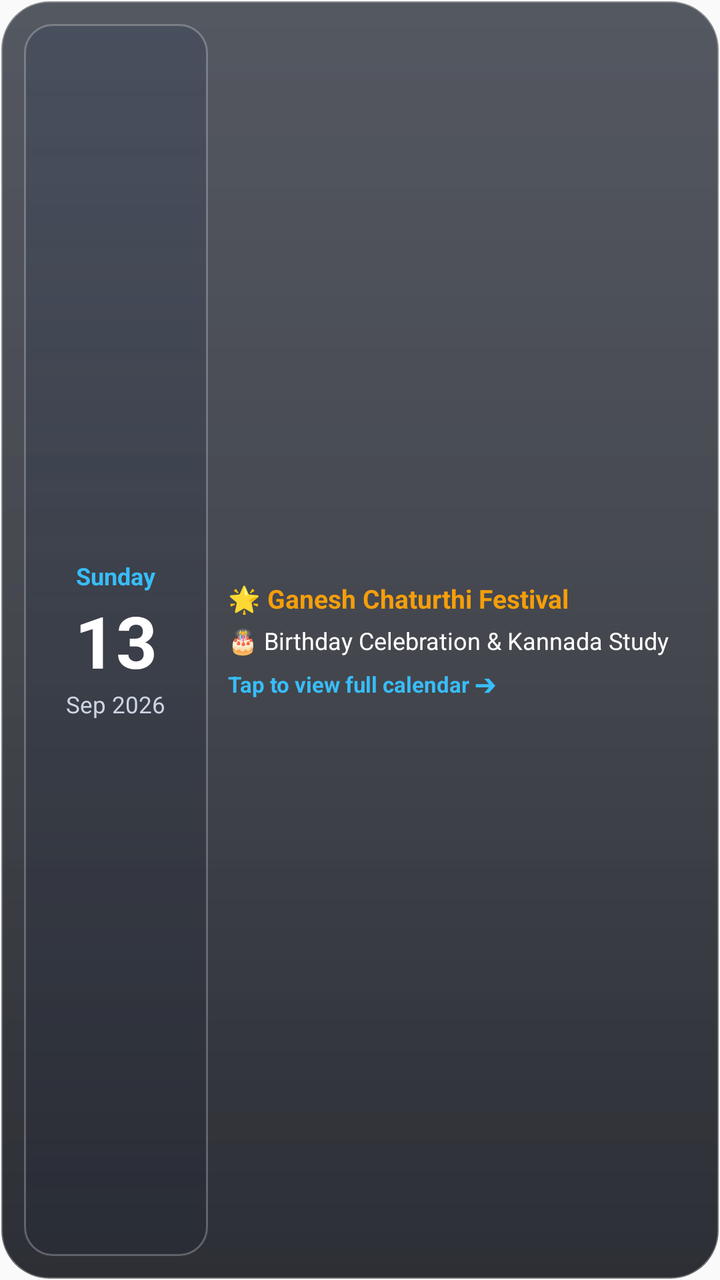
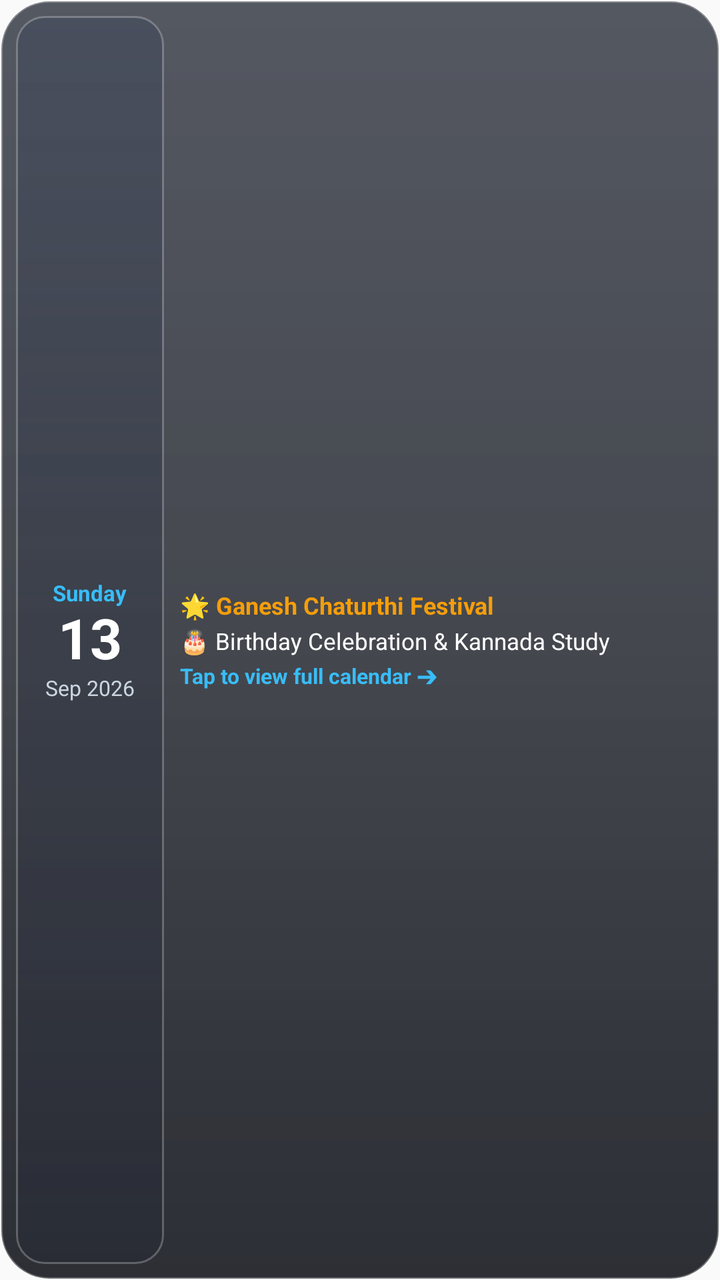

Screens rendered from an Android XML layout before and after an edit, with the pre-edit source and the edit as a unified diff.
<!-- AndroidManifest.xml: application theme AppTheme -->
<!-- res/layout/widget_calendar_today.xml -->
<?xml version="1.0" encoding="utf-8"?>
<LinearLayout xmlns:android="http://schemas.android.com/apk/res/android"
    android:id="@+id/widget_cal_today_root"
    android:layout_width="match_parent"
    android:layout_height="match_parent"
    android:background="@drawable/widget_bg"
    android:orientation="horizontal"
    android:padding="12dp">

    
    <LinearLayout
        android:layout_width="92dp"
        android:layout_height="match_parent"
        android:background="@drawable/widget_btn_bg"
        android:gravity="center"
        android:orientation="vertical"
        android:padding="6dp">

        <TextView
            android:id="@+id/widget_cal_today_dayname"
            android:layout_width="wrap_content"
            android:layout_height="wrap_content"
            android:text="Sunday"
            android:textColor="#38BDF8"
            android:textSize="12sp"
            android:textStyle="bold" />

        <TextView
            android:id="@+id/widget_cal_today_daynum"
            android:layout_width="wrap_content"
            android:layout_height="wrap_content"
            android:text="13"
            android:textColor="#FFFFFF"
            android:textSize="36sp"
            android:textStyle="bold" />

        <TextView
            android:id="@+id/widget_cal_today_month"
            android:layout_width="wrap_content"
            android:layout_height="wrap_content"
            android:text="Sep 2026"
            android:textColor="#CBD5E1"
            android:textSize="11.5sp" />
    </LinearLayout>

    
    <LinearLayout
        android:layout_width="0dp"
        android:layout_height="match_parent"
        android:layout_marginStart="10dp"
        android:layout_weight="1"
        android:gravity="center_vertical"
        android:orientation="vertical">

        
        <TextView
            android:id="@+id/widget_cal_today_festival"
            android:layout_width="match_parent"
            android:layout_height="wrap_content"
            android:ellipsize="end"
            android:maxLines="1"
            android:text="🌟 Ganesh Chaturthi Festival"
            android:textColor="#F59E0B"
            android:textSize="13sp"
            android:textStyle="bold" />

        
        <TextView
            android:id="@+id/widget_cal_today_event"
            android:layout_width="match_parent"
            android:layout_height="wrap_content"
            android:layout_marginTop="4dp"
            android:ellipsize="end"
            android:maxLines="2"
            android:text="🎂 Birthday Celebration &amp; Kannada Study"
            android:textColor="#FFFFFF"
            android:textSize="12sp" />

        
        <TextView
            android:layout_width="wrap_content"
            android:layout_height="wrap_content"
            android:layout_marginTop="6dp"
            android:text="Tap to view full calendar ➔"
            android:textColor="#38BDF8"
            android:textSize="11sp"
            android:textStyle="bold" />
    </LinearLayout>

</LinearLayout>
<!-- resources referenced by this layout -->
<resources>
  <!-- drawable widget_bg (drawable) -->
  <?xml version="1.0" encoding="utf-8"?>
  <shape xmlns:android="http://schemas.android.com/apk/res/android"
      android:shape="rectangle">
      <corners android:radius="24dp" />
      <gradient
          android:angle="270"
          android:startColor="#B8141926"
          android:centerColor="#C40D111A"
          android:endColor="#D9080A12" />
      <stroke
          android:width="1.2dp"
          android:color="#4DFFFFFF" />
  </shape>
  <!-- drawable widget_btn_bg (drawable) -->
  <?xml version="1.0" encoding="utf-8"?>
  <shape xmlns:android="http://schemas.android.com/apk/res/android"
      android:shape="rectangle">
      <corners android:radius="14dp" />
      <gradient
          android:angle="270"
          android:startColor="#59333E56"
          android:centerColor="#4421293C"
          android:endColor="#36171E2E" />
      <stroke
          android:width="1dp"
          android:color="#40FFFFFF" />
  </shape>
  <style name="AppTheme" parent="Theme.AppCompat.Light.DarkActionBar">
          
          <item name="colorPrimary">@color/colorPrimary</item>
          <item name="colorPrimaryDark">@color/colorPrimaryDark</item>
          <item name="colorAccent">@color/colorAccent</item>
      </style>
</resources>

<!-- the commit's change to res/layout/widget_calendar_today.xml (unified diff, before → after) -->
@@ -5,16 +5,16 @@
     android:layout_height="match_parent"
     android:background="@drawable/widget_bg"
     android:orientation="horizontal"
-    android:padding="12dp">
+    android:padding="8dp">
 
     
     <LinearLayout
-        android:layout_width="92dp"
+        android:layout_width="74dp"
         android:layout_height="match_parent"
         android:background="@drawable/widget_btn_bg"
         android:gravity="center"
         android:orientation="vertical"
-        android:padding="6dp">
+        android:padding="4dp">
 
         <TextView
             android:id="@+id/widget_cal_today_dayname"
@@ -22,16 +22,17 @@
             android:layout_height="wrap_content"
             android:text="Sunday"
             android:textColor="#38BDF8"
-            android:textSize="12sp"
+            android:textSize="11sp"
             android:textStyle="bold" />
 
         <TextView
             android:id="@+id/widget_cal_today_daynum"
             android:layout_width="wrap_content"
             android:layout_height="wrap_content"
+            android:includeFontPadding="false"
             android:text="13"
             android:textColor="#FFFFFF"
-            android:textSize="36sp"
+            android:textSize="28sp"
             android:textStyle="bold" />
 
         <TextView
@@ -40,14 +41,14 @@
             android:layout_height="wrap_content"
             android:text="Sep 2026"
             android:textColor="#CBD5E1"
-            android:textSize="11.5sp" />
+            android:textSize="10.5sp" />
     </LinearLayout>
 
     
     <LinearLayout
         android:layout_width="0dp"
         android:layout_height="match_parent"
-        android:layout_marginStart="10dp"
+        android:layout_marginStart="8dp"
         android:layout_weight="1"
         android:gravity="center_vertical"
         android:orientation="vertical">
@@ -61,7 +62,7 @@
             android:maxLines="1"
             android:text="🌟 Ganesh Chaturthi Festival"
             android:textColor="#F59E0B"
-            android:textSize="13sp"
+            android:textSize="12sp"
             android:textStyle="bold" />
 
         
@@ -69,21 +70,21 @@
             android:id="@+id/widget_cal_today_event"
             android:layout_width="match_parent"
             android:layout_height="wrap_content"
-            android:layout_marginTop="4dp"
+            android:layout_marginTop="2dp"
             android:ellipsize="end"
-            android:maxLines="2"
+            android:maxLines="1"
             android:text="🎂 Birthday Celebration &amp; Kannada Study"
             android:textColor="#FFFFFF"
-            android:textSize="12sp" />
+            android:textSize="11.5sp" />
 
         
         <TextView
             android:layout_width="wrap_content"
             android:layout_height="wrap_content"
-            android:layout_marginTop="6dp"
+            android:layout_marginTop="2dp"
             android:text="Tap to view full calendar ➔"
             android:textColor="#38BDF8"
-            android:textSize="11sp"
+            android:textSize="10.5sp"
             android:textStyle="bold" />
     </LinearLayout>
 
